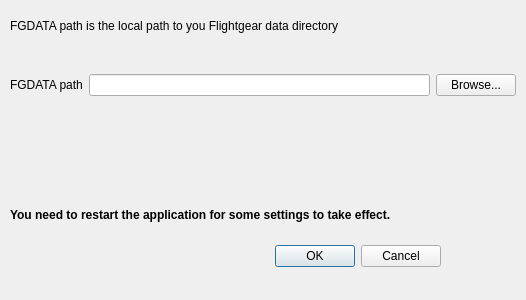
kantooon/ScheduleViewer, file ScheduleUi/SettingsDialog.ui: the form before one commit.
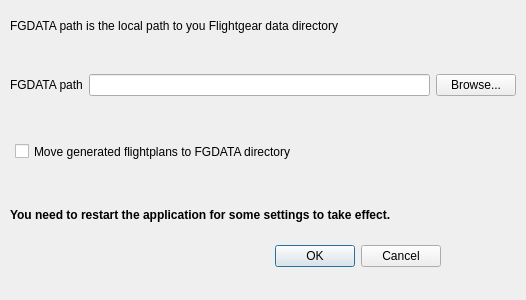
The form after the commit. Icons and pictures are not drawn.

Commit message: Export one airline flightplan, move to FGDATA option, updated doc

```diff
--- a/ScheduleUi/SettingsDialog.ui
+++ b/ScheduleUi/SettingsDialog.ui
@@ -88,6 +88,19 @@
     <string>&lt;b&gt;You need to restart the application for some settings to take effect.&lt;/b&gt;</string>
    </property>
   </widget>
+  <widget class="QCheckBox" name="moveCheckBox">
+   <property name="geometry">
+    <rect>
+     <x>15</x>
+     <y>140</y>
+     <width>331</width>
+     <height>23</height>
+    </rect>
+   </property>
+   <property name="text">
+    <string>Move generated flightplans to FGDATA directory</string>
+   </property>
+  </widget>
  </widget>
  <resources>
   <include location="../resources.qrc"/>
```
The commit also changes 9 other files.
